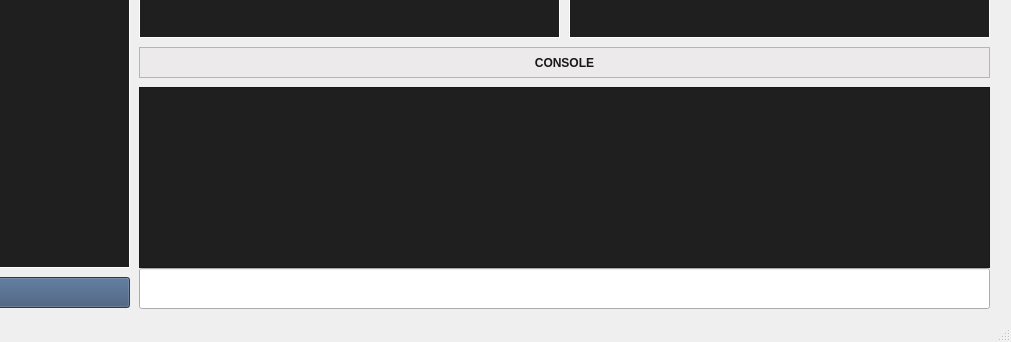
The window that gui.ui (cslabiano/cmsc124-project) describes before a commit, drawn with Qt 5; both pictures show x 381 to 1392 and y 483 to 825 of the 1392 by 825 pixel window.
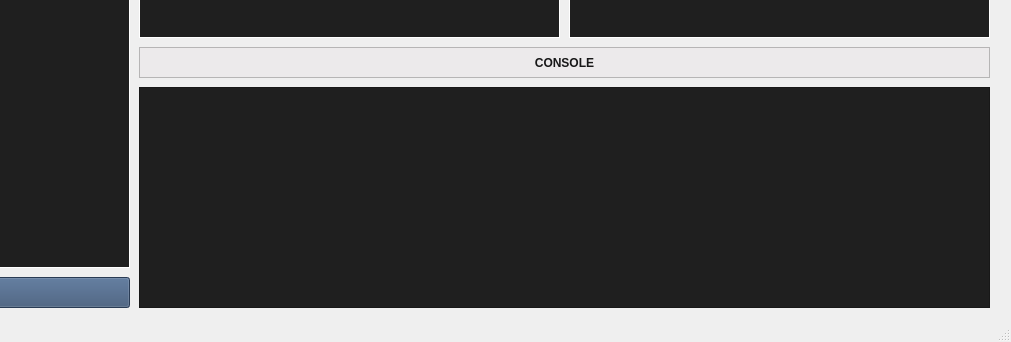
The same window after the commit.

```diff
--- a/gui.ui
+++ b/gui.ui
@@ -339,23 +339,13 @@
      </property>
     </column>
    </widget>
-   <widget class="QLineEdit" name="edit_input">
-    <property name="geometry">
-     <rect>
-      <x>520</x>
-      <y>751</y>
-      <width>851</width>
-      <height>41</height>
-     </rect>
-    </property>
-   </widget>
    <widget class="QPlainTextEdit" name="console">
     <property name="geometry">
      <rect>
       <x>520</x>
       <y>570</y>
       <width>851</width>
-      <height>181</height>
+      <height>221</height>
      </rect>
     </property>
     <property name="styleSheet">
```
